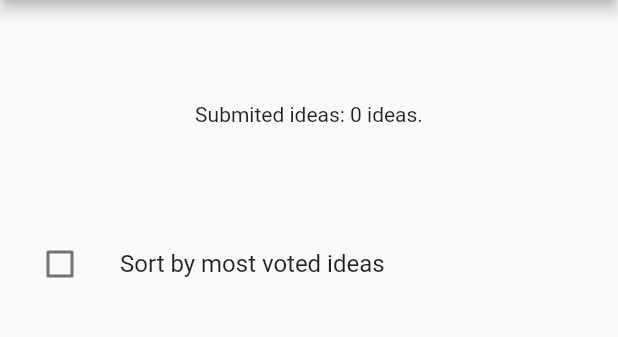
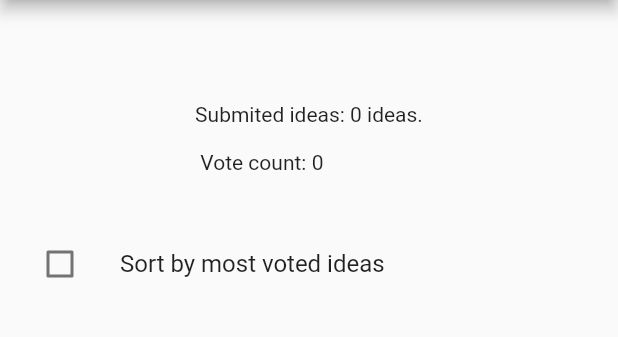
Before and after one commit to danieldfgro2000/recycle_aware_flutter_mobile_app, a Flutter app: the WritePage screen opened directly, after a tap on "Submit", after a tap on the "add" icon, on a phone screen of 412 x 824 dp, the part 75-412 px from its top. Run offline on Flutter 3.47's test engine with Material 2 defaults, Android fonts, the phone set to English and light mode, and no system bars; drawn by our look-alikes of firebase_database; our stand-ins replace firebase_auth, firebase_core, flutter_colorpicker, flutter_markdown, google_maps_flutter, google_sign_in and 2 more; accounts and stored records are empty; network calls fail.

Commit message:
noSQL DB

```diff
--- a/lib/d_creative/d_b_write_page.dart
+++ b/lib/d_creative/d_b_write_page.dart
@@ -1,20 +1,18 @@
 import 'dart:async';
 
-
-import 'package:flutter/cupertino.dart';
-import 'package:flutter/material.dart';
 import 'package:firebase_core/firebase_core.dart';
 import 'package:firebase_database/firebase_database.dart';
 import 'package:firebase_database/ui/firebase_animated_list.dart';
+import 'package:flutter/cupertino.dart';
+import 'package:flutter/material.dart';
 
+import '../a_b_services/a_sign_in.dart';
 import '../b_info/b_a_main_page.dart';
-import '../a_b_services/a_sign_in.dart';
 import '../c_home/c_a_main_page.dart';
-
-
 
 class WritePage extends StatefulWidget {
   WritePage({this.app});
+
   final FirebaseApp app;
 
   @override
@@ -22,12 +20,13 @@ class WritePage extends StatefulWidget {
 }
 
 class _WritePageState extends State<WritePage> {
+
   int _ideacounter;
+  int _votecounter;
 
   DatabaseReference _ideacounterRef;
   DatabaseReference _votecounterRef;
   DatabaseReference _messagesRef;
-
 
   StreamSubscription<Event> _ideacounterSubscription;
   StreamSubscription<Event> _messagesSubscription;
@@ -35,27 +34,26 @@ class _WritePageState extends State<WritePage> {
 
   bool _anchorToBottom = false;
 
-
   String _kUserKey = name;
-//  String _kUserValue = 'idea_subscription';
-  String _kVoteKey = 'vote_key';
-  String _kVoteValue = 'vote_value';
+  String _kVoteKey = 'vote_counter';
+  String _kImageKey = 'vote_value';
 
   DatabaseError _error;
 
   @override
   void initState() {
     super.initState();
-
-    _ideacounterRef = FirebaseDatabase.instance.reference().child('idea_counter');
-    _votecounterRef = FirebaseDatabase.instance.reference().child('vote_counter');
-
     final FirebaseDatabase database = FirebaseDatabase(app: widget.app);
 
+    _ideacounterRef =
+        FirebaseDatabase.instance.reference().child('idea_counter');
+    _votecounterRef =
+        FirebaseDatabase.instance.reference().child('vote_counter');
+
     _messagesRef = database.reference().child('ideas');
-                   database.reference().child('counter');
-                   database.reference().child('vote_counter')
-                       .once().then((DataSnapshot snapshot) {
+    database.reference().child('counter');
+    database.reference().child('vote_counter')
+        .once().then((DataSnapshot snapshot) {
       print('Connected to second database and read ${snapshot.value}');
     });
 
@@ -63,19 +61,9 @@ class _WritePageState extends State<WritePage> {
     database.setPersistenceCacheSizeBytes(10000000);
 
     _votecounterRef.keepSynced(true);
-//    _votecounterSubscription = _votecounterRef.onValue.listen((Event event) {
-//      setState(() {
-//        _error = null;
-//        _votecounterRef = event.snapshot.value ?? 0;
-//      });
-//    }, onError: (Object o) {
-//      final DatabaseError error = o;
-//      setState(() {
-//        _error = error;
-//      });
-//    });
+    _ideacounterRef.keepSynced(true);
 
-    _ideacounterRef.keepSynced(true);
+
     _ideacounterSubscription = _ideacounterRef.onValue.listen((Event event) {
       setState(() {
         _error = null;
@@ -87,8 +75,24 @@ class _WritePageState extends State<WritePage> {
         _error = error;
       });
     });
+
+    _votecounterSubscription = _votecounterRef.onValue.listen((Event event) {
+      setState(() {
+        _error = null;
+        _votecounter = event.snapshot.value ?? 0;
+      });
+    }, onError: (Object o) {
+      final DatabaseError error = o;
+      setState(() {
+        _error = error;
+      });
+    });
+
     _messagesSubscription =
-        _messagesRef.limitToLast(10).onChildAdded.listen((Event event) {
+        _messagesRef
+            .limitToLast(10)
+            .onChildAdded
+            .listen((Event event) {
           print('Child read to confirm added: ${event.snapshot.value}');
         }, onError: (Object o) {
           final DatabaseError error = o;
@@ -115,9 +119,13 @@ class _WritePageState extends State<WritePage> {
 
     if (transactionResult.committed) {
       _messagesRef.push().set(<String, String>{
-        _kUserKey: ' $ideaDescription ${transactionResult.dataSnapshot.value}'
+        _kUserKey: '\n description: $ideaDescription \n idea no:${transactionResult
+            .dataSnapshot.value}',
+        _kVoteKey: '0'
       });
-    } else {
+    }
+
+    else {
       print('Transaction not committed.');
       if (transactionResult.error != null) {
         print(transactionResult.error.message);
@@ -128,14 +136,14 @@ class _WritePageState extends State<WritePage> {
   Future<void> _voteIncrement() async {
     // Increment counter in transaction.
     final TransactionResult transactionResult =
-    await _ideacounterRef.runTransaction((MutableData mutableData) async {
-      mutableData.value = (mutableData.value ?? 0) + 1;
+    await _messagesRef.runTransaction((MutableData mutableData) async {
+      mutableData.value[2] = (mutableData.value[2] ?? 0) + 1;
       return mutableData;
     });
 
     if (transactionResult.committed) {
       _messagesRef.push().set(<String, String>{
-        _kVoteKey: ' $_kVoteValue  ${transactionResult.dataSnapshot.value}'
+        _kVoteKey: ' ${transactionResult.dataSnapshot.value}'
       });
     } else {
       print('Transaction not committed.');
@@ -225,7 +233,10 @@ class _WritePageState extends State<WritePage> {
                 heightFactor: 1,
                 child: _error == null
                     ? Text(
-                    'Submited ideas: $_ideacounter idea${_ideacounter == 1 ? '' : 's'}.\n\n'
+                    'Submited ideas: $_ideacounter idea${_ideacounter == 1
+                        ? ''
+                        : 's'}.\n\n '
+                        'Vote count: $_votecounter'
 
                 )
                     : Text(
@@ -254,7 +265,8 @@ class _WritePageState extends State<WritePage> {
                 query: _messagesRef,
                 reverse: _anchorToBottom,
                 sort: _anchorToBottom
-                    ? (DataSnapshot a, DataSnapshot b) => b.value.compareTo(a.value)
+                    ? (DataSnapshot a, DataSnapshot b) =>
+                    b.value('vote_counter').compareTo(a.value('vote_counter'))
                     : null,
                 itemBuilder: (BuildContext context, DataSnapshot snapshot,
                     Animation<double> animation, int index) {
@@ -264,10 +276,11 @@ class _WritePageState extends State<WritePage> {
                       leading:
                       IconButton(
                         onPressed: () =>
-                            _votecounterRef.child(snapshot.key).set(0),
+                            _votecounterRef.child(snapshot.key).set(
+                                _voteIncrement()),
                         icon: Icon(Icons.thumb_up,
 
-                          ),
+                        ),
 
                       ),
 
@@ -277,7 +290,8 @@ class _WritePageState extends State<WritePage> {
                         icon: Icon(Icons.delete),
                       ),
                       title: Text(
-                        "${snapshot.value.toString()}",
+                        "${snapshot.value.toString()}   ${snapshot
+                            .value['vote_key']}",
                       ),
                     ),
                   );
```
Also changed, not shown: lib/d_creative/d_e_vote_page.dart (+6 -22 lines).
